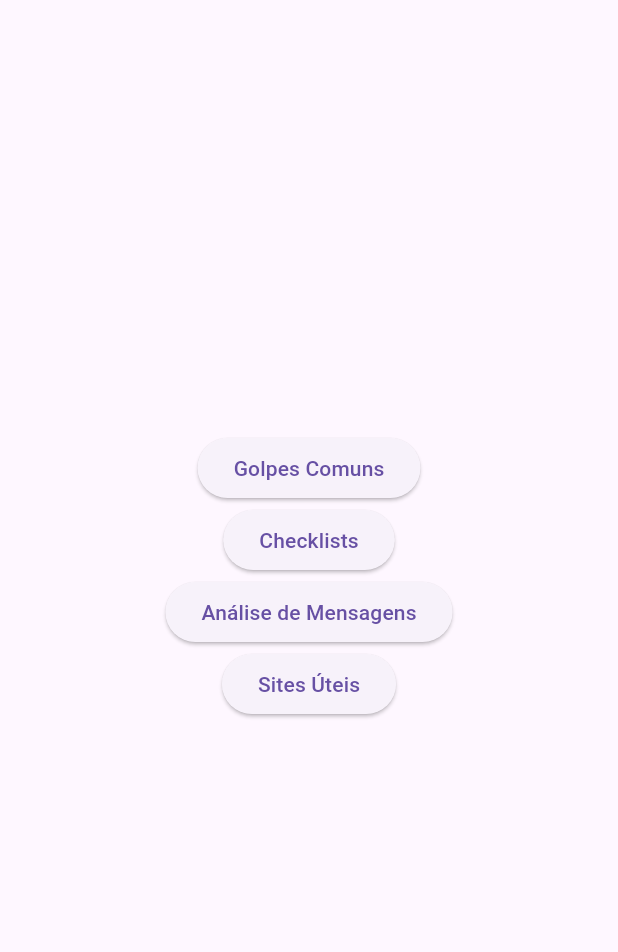
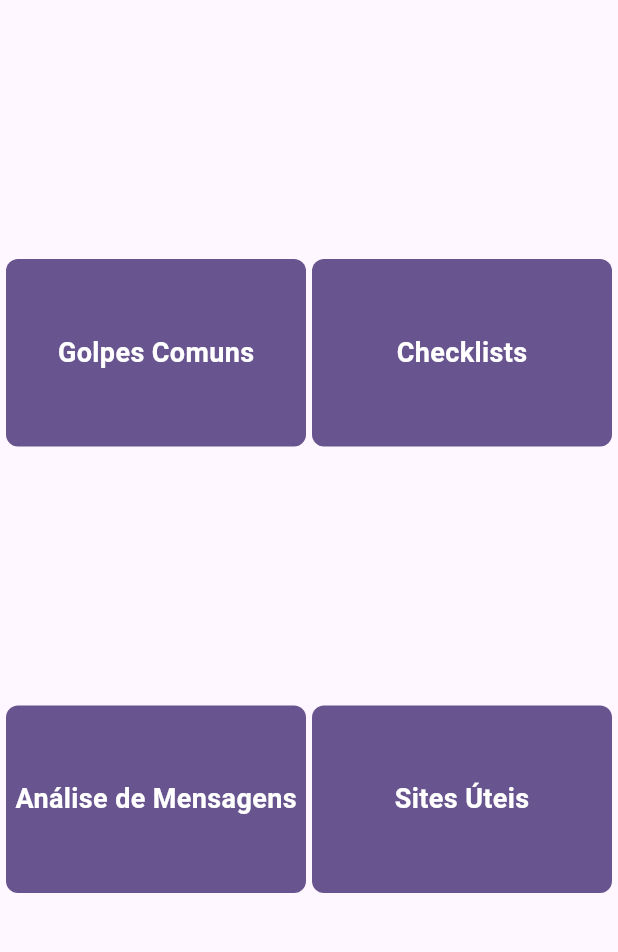
Before and after one commit to matheusclemente/protetor_digital_prototipo, a Flutter app: the MainScreen screen opened directly, on a phone screen of 412 x 824 dp, the part 84-1036 px from its top. Run offline on Flutter 3.47's test engine with Material 3 defaults, Android fonts, the phone set to English and light mode, and no system bars; our stand-ins replace introduction_screen; generated files the repository leaves out were written again.

Commit message:
Improve main screen buttons

```diff
--- a/lib/features/cards/card_details_screen.dart
+++ b/lib/features/cards/card_details_screen.dart
@@ -12,8 +12,7 @@ class CardDetailsScreen extends StatelessWidget {
       appBar: AppBar(
         title: Text(t.cardsScreen.details[cardIndex].title),
       ),
-      body: Center(
-        child: Padding(
+      body: Padding(
         padding: const EdgeInsets.all(20.0),
         child: Align(
           alignment: Alignment.topCenter,
@@ -43,7 +42,6 @@ class CardDetailsScreen extends StatelessWidget {
           ),
         ),
       ),
-      ),
     );
   }
 }
--- a/lib/main.dart
+++ b/lib/main.dart
@@ -24,11 +24,14 @@ class App extends StatelessWidget {
       debugShowCheckedModeBanner: false,
       home: const OnBoardingPage(),
       theme: ThemeData(
-          primarySwatch: Colors.blue,
-          useMaterial3: true,
+        colorScheme: ColorScheme.fromSeed(
+          seedColor: Colors.deepPurple,
+        ),
         appBarTheme: const AppBarTheme(
           backgroundColor: Colors.deepPurple,
-              foregroundColor: Colors.white)),
+          foregroundColor: Colors.white,
+        ),
+      ),
     );
   }
 }
@@ -129,6 +132,9 @@ class OnBoardingPageState extends State<OnBoardingPage> {
 class MainScreen extends StatelessWidget {
   const MainScreen({super.key});
 
+  final buttonTextStyle = const TextStyle(
+      fontWeight: FontWeight.bold, fontSize: 18, color: Colors.white);
+
   @override
   Widget build(BuildContext context) {
     return Scaffold(
@@ -136,46 +142,99 @@ class MainScreen extends StatelessWidget {
         title: const Text('Protetor Digital'),
       ),
       body: Center(
-          child: Column(mainAxisAlignment: MainAxisAlignment.center, children: [
-        ElevatedButton(
-          onPressed: () {
+        child: Column(
+          mainAxisAlignment: MainAxisAlignment.spaceEvenly,
+          children: [
+            Row(
+              mainAxisAlignment: MainAxisAlignment.spaceEvenly,
+              children: [
+                GestureDetector(
+                  onTap: () {
                     Navigator.push(
                       context,
-              MaterialPageRoute(builder: (context) => const CardsScreen()),
+                      MaterialPageRoute(
+                          builder: (context) => const CardsScreen()),
                     );
                   },
-          child: Text(t.cardsScreen.title),
+                  child: Container(
+                    alignment: Alignment.center,
+                    width: 200,
+                    height: 125,
+                    decoration: BoxDecoration(
+                      color: Theme.of(context).primaryColor,
+                      borderRadius: BorderRadius.circular(8),
                     ),
-        ElevatedButton(
-          onPressed: () {
+                    child: Text(t.cardsScreen.title, style: buttonTextStyle),
+                  ),
+                ),
+                GestureDetector(
+                  onTap: () {
                     Navigator.push(
                       context,
-              MaterialPageRoute(builder: (context) => const ChecklistScreen()),
+                      MaterialPageRoute(
+                          builder: (context) => const ChecklistScreen()),
                     );
                   },
-          child: const Text("Checklists"),
+                  child: Container(
+                    alignment: Alignment.center,
+                    width: 200,
+                    height: 125,
+                    decoration: BoxDecoration(
+                      color: Theme.of(context).primaryColor,
+                      borderRadius: BorderRadius.circular(8),
                     ),
-        ElevatedButton(
-          onPressed: () {
+                    child: Text("Checklists", style: buttonTextStyle),
+                  ),
+                ),
+              ],
+            ),
+            Row(
+              mainAxisAlignment: MainAxisAlignment.spaceEvenly,
+              children: [
+                GestureDetector(
+                  onTap: () {
                     Navigator.push(
                       context,
                       MaterialPageRoute(
                           builder: (context) => const MessageAnalyzerScreen()),
                     );
                   },
-          child: Text(t.messageAnalyzerScreen.title),
+                  child: Container(
+                    alignment: Alignment.center,
+                    width: 200,
+                    height: 125,
+                    decoration: BoxDecoration(
+                      color: Theme.of(context).primaryColor,
+                      borderRadius: BorderRadius.circular(8),
                     ),
-        ElevatedButton(
-          onPressed: () {
+                    child: Text(t.messageAnalyzerScreen.title,
+                        style: buttonTextStyle),
+                  ),
+                ),
+                GestureDetector(
+                  onTap: () {
                     Navigator.push(
                       context,
                       MaterialPageRoute(
                           builder: (context) => const UsefulLinksScreen()),
                     );
                   },
-          child: const Text("Sites Úteis"),
-        )
-      ])),
+                  child: Container(
+                    alignment: Alignment.center,
+                    width: 200,
+                    height: 125,
+                    decoration: BoxDecoration(
+                      color: Theme.of(context).primaryColor,
+                      borderRadius: BorderRadius.circular(8),
+                    ),
+                    child: Text("Sites Úteis", style: buttonTextStyle),
+                  ),
+                ),
+              ],
+            ),
+          ],
+        ),
+      ),
     );
   }
 }
```
Lines whose indentation alone changed are shown as unchanged.
